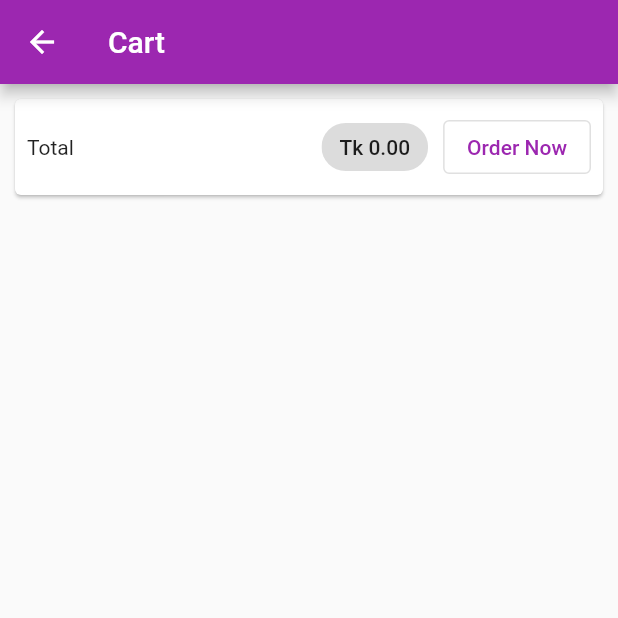
After one commit to partho-debnath/flutter-shop-app, a Flutter app: the CartScreen screen opened by its route, on a phone screen of 412 x 824 dp, the top half of it. The commit adds this screen. Run offline on Flutter 3.47's test engine with Material 2 defaults, Android fonts, the phone set to English and light mode, and no system bars; network calls fail.

Commit message:
added Cart Delete option bu sliding right to left

```diff
--- a/lib/main.dart
+++ b/lib/main.dart
@@ -6,6 +6,7 @@
 
 import './screens/products_overview_screen.dart';
 import './screens/product_detail_screen.dart';
+import './screens/cart_screen.dart';
 
 void main() {
   runApp(const MyApp());
@@ -37,6 +38,7 @@
           ProductsOverviewScreen.routeName: (cntxt) =>
               const ProductsOverviewScreen(),
           ProductDetailScreen.routeName: (cntxt) => const ProductDetailScreen(),
+          CartScreen.routeName: (cntxt) => const CartScreen(),
         },
       ),
     );
--- a/lib/providers/cart.dart
+++ b/lib/providers/cart.dart
@@ -49,4 +49,18 @@
   int get totalItem {
     return _items.length;
   }
+
+  double get totalAmount {
+    double total = 0.0;
+
+    _items.forEach((key, cartItem) {
+      total += cartItem.price * cartItem.quantity;
+    });
+    return total;
+  }
+
+  void removeItem(String id) {
+    _items.remove(id);
+    notifyListeners();
+  }
 }
--- /dev/null
+++ b/lib/screens/cart_screen.dart
@@ -0,0 +1,60 @@
+import 'package:flutter/material.dart';
+
+import 'package:provider/provider.dart';
+
+import '../providers/cart.dart' show Cart;
+import '../widgets/cart_item.dart';
+
+class CartScreen extends StatelessWidget {
+  static const String routeName = 'cart-screen';
+  const CartScreen({super.key});
+
+  @override
+  Widget build(BuildContext context) {
+    final Cart cart = Provider.of<Cart>(context);
+    return Scaffold(
+      appBar: AppBar(
+        title: const Text('Cart'),
+      ),
+      body: Column(
+        children: <Widget>[
+          Card(
+            margin: const EdgeInsets.all(10.0),
+            child: Padding(
+              padding: const EdgeInsets.all(8.0),
+              child: Row(
+                mainAxisAlignment: MainAxisAlignment.spaceBetween,
+                children: <Widget>[
+                  const Text('Total'),
+                  const Spacer(),
+                  Chip(
+                    label: Text('Tk ${cart.totalAmount.toStringAsFixed(2)}'),
+                  ),
+                  const SizedBox(
+                    width: 10,
+                  ),
+                  OutlinedButton(
+                    onPressed: () {},
+                    child: const Text('Order Now'),
+                  ),
+                ],
+              ),
+            ),
+          ),
+          Expanded(
+            child: ListView.builder(
+              itemCount: cart.totalItem,
+              itemBuilder: (cntxt, index) => CartItem(
+                id: cart.items.values.toList()[index].id,
+                productId: cart.items.keys.toList()[index],
+                title: cart.items.values.toList()[index].title,
+                price: cart.items.values.toList()[index].price,
+                quantity: cart.items.values.toList()[index].quantity,
+              ),
+            ),
+          ),
+        ],
+      ),
+    );
+  }
+}
--- a/lib/screens/products_overview_screen.dart
+++ b/lib/screens/products_overview_screen.dart
@@ -5,6 +5,7 @@
 import '../providers/cart.dart';
 import '../widgets/products_grid.dart';
 import '../widgets/badge.dart';
+import './cart_screen.dart';
 
 enum POPUPMENU {
   favorite,
@@ -34,7 +35,9 @@
               child: child as Widget,
             ),
             child: IconButton(
-              onPressed: () {},
+              onPressed: () {
+                Navigator.of(context).pushNamed(CartScreen.routeName);
+              },
               icon: const Icon(Icons.shopping_cart),
             ),
           ),
```
Also changed, not shown: lib/widgets/cart_item.dart (added, +65 -0 lines).
